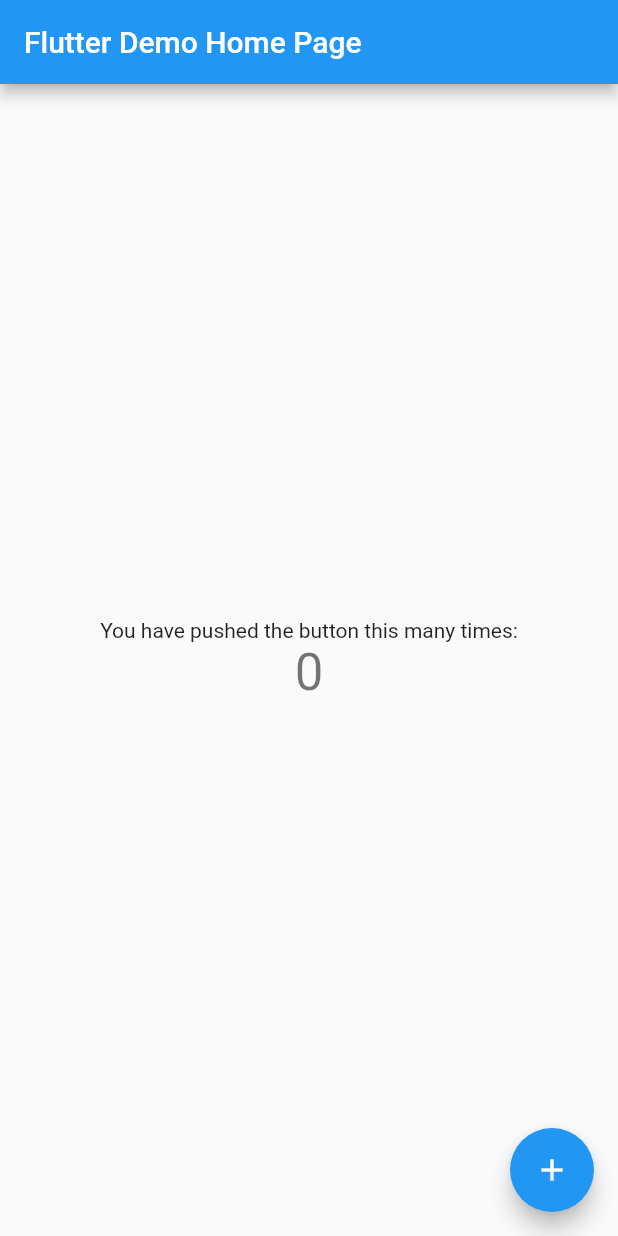
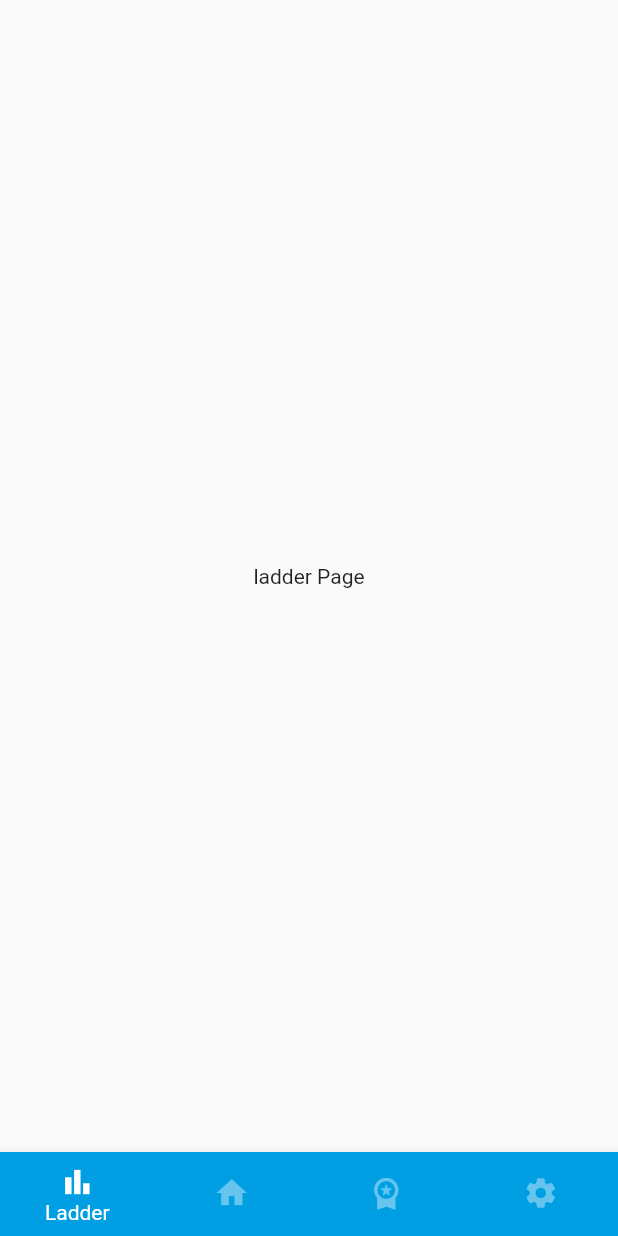
Before and after one commit to radekKapicka/ebrana_schody, a Flutter app: the screen it shows after launch, on a phone screen of 412 x 824 dp. Run offline on Flutter 3.47's test engine with Material 2 defaults, Android fonts, the phone set to English and light mode, and no system bars.

Commit message:
commit - navbar plus login

```diff
--- a/lib/main.dart
+++ b/lib/main.dart
@@ -1,3 +1,5 @@
+import 'package:ebrana_schody/pages/navpages/main_page.dart';
+import 'package:ebrana_schody/pages/welcome_page.dart';
 import 'package:flutter/material.dart';
 
 void main() {
@@ -11,105 +13,13 @@ class MyApp extends StatelessWidget {
   @override
   Widget build(BuildContext context) {
     return MaterialApp(
-      title: 'Flutter Demo',
-      theme: ThemeData(
-        // This is the theme of your application.
-        //
-        // Try running your application with "flutter run". You'll see the
-        // application has a blue toolbar. Then, without quitting the app, try
-        // changing the primarySwatch below to Colors.green and then invoke
-        // "hot reload" (press "r" in the console where you ran "flutter run",
-        // or simply save your changes to "hot reload" in a Flutter IDE).
-        // Notice that the counter didn't reset back to zero; the application
-        // is not restarted.
-        primarySwatch: Colors.blue,
-      ),
-      home: const MyHomePage(title: 'Flutter Demo Home Page'),
+        title: 'Flutter Demo',
+        debugShowCheckedModeBanner: false,
+        theme: ThemeData(
+
+          primarySwatch: Colors.blue,
+        ),
+        home: MainPage()
     );
   }
 }
-
-class MyHomePage extends StatefulWidget {
-  const MyHomePage({Key? key, required this.title}) : super(key: key);
-
-  // This widget is the home page of your application. It is stateful, meaning
-  // that it has a State object (defined below) that contains fields that affect
-  // how it looks.
-
-  // This class is the configuration for the state. It holds the values (in this
-  // case the title) provided by the parent (in this case the App widget) and
-  // used by the build method of the State. Fields in a Widget subclass are
-  // always marked "final".
-
-  final String title;
-
-  @override
-  State<MyHomePage> createState() => _MyHomePageState();
-}
-
-class _MyHomePageState extends State<MyHomePage> {
-  int _counter = 0;
-
-  void _incrementCounter() {
-    setState(() {
-      // This call to setState tells the Flutter framework that something has
-      // changed in this State, which causes it to rerun the build method below
-      // so that the display can reflect the updated values. If we changed
-      // _counter without calling setState(), then the build method would not be
-      // called again, and so nothing would appear to happen.
-      _counter++;
-    });
-  }
-
-  @override
-  Widget build(BuildContext context) {
-    // This method is rerun every time setState is called, for instance as done
-    // by the _incrementCounter method above.
-    //
-    // The Flutter framework has been optimized to make rerunning build methods
-    // fast, so that you can just rebuild anything that needs updating rather
-    // than having to individually change instances of widgets.
-    return Scaffold(
-      appBar: AppBar(
-        // Here we take the value from the MyHomePage object that was created by
-        // the App.build method, and use it to set our appbar title.
-        title: Text(widget.title),
-      ),
-      body: Center(
-        // Center is a layout widget. It takes a single child and positions it
-        // in the middle of the parent.
-        child: Column(
-          // Column is also a layout widget. It takes a list of children and
-          // arranges them vertically. By default, it sizes itself to fit its
-          // children horizontally, and tries to be as tall as its parent.
-          //
-          // Invoke "debug painting" (press "p" in the console, choose the
-          // "Toggle Debug Paint" action from the Flutter Inspector in Android
-          // Studio, or the "Toggle Debug Paint" command in Visual Studio Code)
-          // to see the wireframe for each widget.
-          //
-          // Column has various properties to control how it sizes itself and
-          // how it positions its children. Here we use mainAxisAlignment to
-          // center the children vertically; the main axis here is the vertical
-          // axis because Columns are vertical (the cross axis would be
-          // horizontal).
-          mainAxisAlignment: MainAxisAlignment.center,
-          children: <Widget>[
-            const Text(
-              'You have pushed the button this many times:',
-            ),
-            Text(
-              '$_counter',
-              style: Theme.of(context).textTheme.headline4,
-            ),
-          ],
-        ),
-      ),
-      floatingActionButton: FloatingActionButton(
-        onPressed: _incrementCounter,
-        tooltip: 'Increment',
-        child: const Icon(Icons.add),
-      ), // This trailing comma makes auto-formatting nicer for build methods.
-    );
-  }
-}
--- /dev/null
+++ b/lib/misc/colors.dart
@@ -0,0 +1,8 @@
+import 'dart:ui';
+
+class AppColors{
+  static final Color textColor1= Color(0xFF009FE3);
+  static final Color textColor2 = Color(0xFF707070);
+  static final Color white = Color(0xFFFFFFFF);
+  static final Color whiteGrad = Color(0x66FFFFFF);
+}
--- /dev/null
+++ b/lib/pages/navpages/ladder_page.dart
@@ -0,0 +1,16 @@
+import 'package:flutter/cupertino.dart';
+
+class LadderPage extends StatelessWidget {
+  const LadderPage({Key? key}) : super(key: key);
+
+  @override
+  Widget build(BuildContext context) {
+    return Container(
+      child: Center(
+        child: Text(
+            "ladder Page"
+        ),
+      ),
+    );
+  }
+}
--- /dev/null
+++ b/lib/pages/navpages/main_page.dart
@@ -0,0 +1,51 @@
+import 'package:ebrana_schody/misc/colors.dart';
+import 'package:ebrana_schody/pages/navpages/home_page.dart';
+import 'package:ebrana_schody/pages/navpages/ladder_page.dart';
+import 'package:ebrana_schody/pages/navpages/settings_page.dart';
+import 'package:ebrana_schody/pages/navpages/stat_page.dart';
+import 'package:flutter/cupertino.dart';
+import 'package:flutter/material.dart';
+
+class MainPage extends StatefulWidget {
+  const MainPage({Key? key}) : super(key: key);
+
+  @override
+  State<MainPage> createState() => _MainPageState();
+}
+
+class _MainPageState extends State<MainPage> {
+  List pages = [
+    LadderPage(),
+    HomePage(),
+    StatPage(),
+    SettingsPage(),
+  ];
+  int currentIndex =0;
+  void onTap(int index){
+    setState(() {
+      currentIndex = index;
+    });
+  }
+
+  @override
+  Widget build(BuildContext context) {
+    return Scaffold(
+      body: pages[currentIndex],
+      bottomNavigationBar: BottomNavigationBar(
+        onTap: onTap,
+        currentIndex: currentIndex,
+          type: BottomNavigationBarType.fixed,
+          backgroundColor: AppColors.textColor1,
+        selectedItemColor: Colors.white,
+        unselectedItemColor: AppColors.whiteGrad,
+        showUnselectedLabels: false,
+        items: [
+          BottomNavigationBarItem(icon: Icon(Icons.bar_chart),label: "Ladder",),
+          BottomNavigationBarItem(icon: Icon(Icons.home),label: "Home",),
+          BottomNavigationBarItem(icon: Icon(Icons.workspace_premium),label: "Self stats",),
+          BottomNavigationBarItem(icon: Icon(Icons.settings),label: "Settings",),
+        ]
+      ),
+    );
+  }
+}
--- a/pubspec.yaml
+++ b/pubspec.yaml
@@ -56,6 +56,8 @@ flutter:
   # included with your application, so that you can use the icons in
   # the material Icons class.
   uses-material-design: true
+  assets:
+    - img/
 
   # To add assets to your application, add an assets section, like this:
   # assets:
```
Also changed, not shown: lib/pages/navpages/home_page.dart (added, +15 -0 lines), lib/pages/navpages/settings_page.dart (added, +16 -0 lines), lib/pages/navpages/stat_page.dart (added, +16 -0 lines), lib/pages/welcome_page.dart (added, +61 -0 lines), lib/widgets/app_large_text.dart (added, +22 -0 lines), lib/widgets/app_text.dart (added, +21 -0 lines), lib/widgets/responsive_button.dart (added, +34 -0 lines), img/arrow-2.png (added), img/bg-image.jpg (added), img/logo.png (added), 1 other file.
